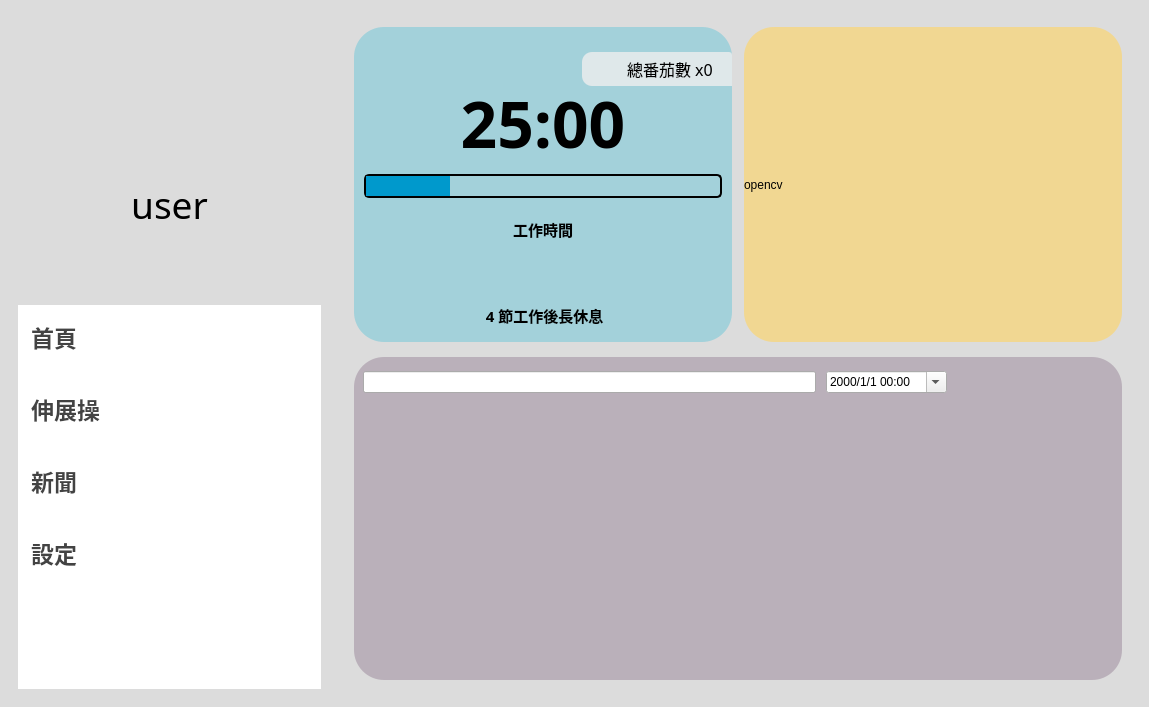
Qt form demo.ui (ahua1010/Margherita-Pizza-Pomodoro-and-Gesture-detection-) before a commit.
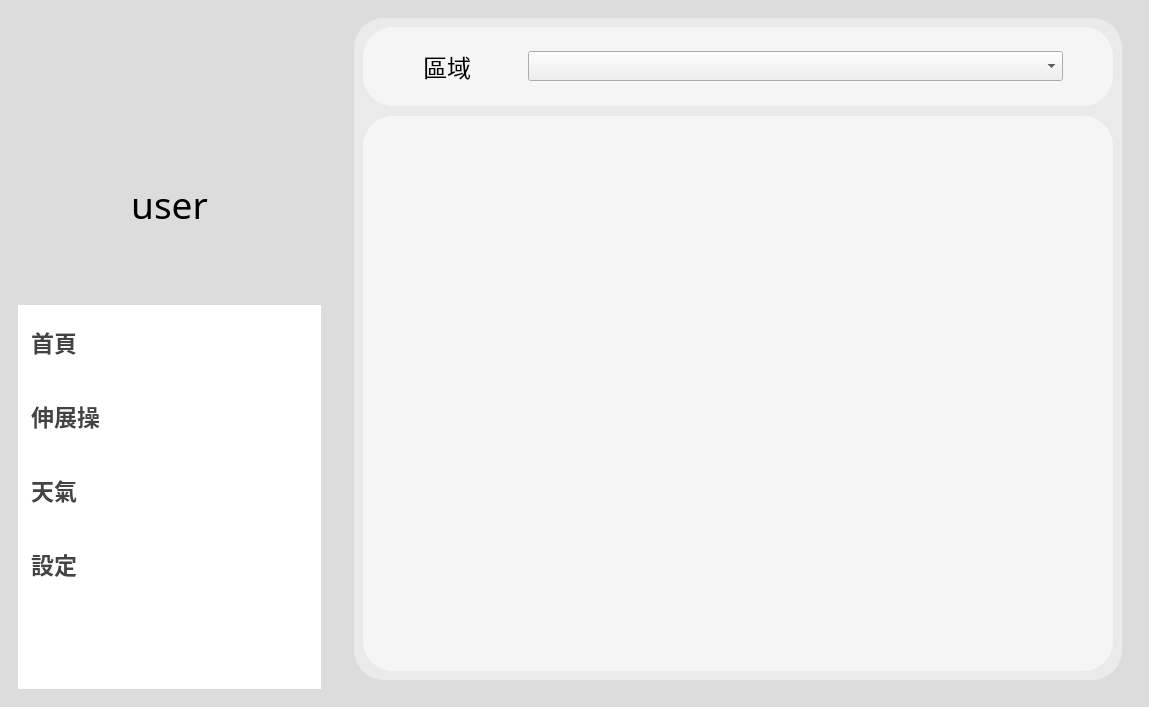
The same form after that commit. The open tabs and pages were chosen to show the change. Icons and pictures are not drawn.

Patch:
```diff
--- a/demo.ui
+++ b/demo.ui
@@ -157,7 +157,6 @@
         <widget class="QListWidget" name="fuctionlist">
          <property name="font">
           <font>
-           <family>微軟正黑體</family>
            <pointsize>14</pointsize>
            <weight>75</weight>
            <bold>true</bold>
@@ -166,15 +165,15 @@
          <property name="styleSheet">
           <string notr="true">QListView {
 	border:0px;
+    outline:0px;
 	border-bottom-right-radius:30px;
 	border-bottom-left-radius:30px;
 }
 QListView::item{
 	border:0px;
-	padding:15px;
+	padding:20px;
 	padding-left:10px;
 	color: rgb(67, 67, 67);
-	margin-bottom:8px;
 }
 QListView::item:hover {
 	border-radius:8px;
@@ -230,7 +229,7 @@
          </item>
          <item>
           <property name="text">
-           <string>新聞</string>
+           <string>天氣</string>
           </property>
           <property name="font">
            <font>
@@ -524,7 +523,7 @@
     }</string>
                   </property>
                   <property name="value">
-                   <number>24</number>
+                   <number>0</number>
                   </property>
                   <property name="alignment">
                    <set>Qt::AlignCenter</set>
@@ -551,10 +550,8 @@
                   </property>
                   <property name="font">
                    <font>
-                    <family>微軟正黑體</family>
+                    <family>Agency FB</family>
                     <pointsize>11</pointsize>
-                    <weight>75</weight>
-                    <bold>true</bold>
                    </font>
                   </property>
                   <property name="styleSheet">
@@ -684,10 +681,8 @@
                   </property>
                   <property name="font">
                    <font>
-                    <family>微軟正黑體</family>
+                    <family>Agency FB</family>
                     <pointsize>11</pointsize>
-                    <weight>75</weight>
-                    <bold>true</bold>
                    </font>
                   </property>
                   <property name="styleSheet">
@@ -787,96 +782,187 @@
 	background-color:rgba(183, 172, 183,0.9);
 }</string>
              </property>
-             <layout class="QVBoxLayout" name="verticalLayout_6">
+             <layout class="QVBoxLayout" name="verticalLayout_6"/>
+            </widget>
+           </item>
+          </layout>
+         </widget>
+        </item>
+       </layout>
+      </widget>
+      <widget class="QWidget" name="page_2">
+       <layout class="QVBoxLayout" name="verticalLayout_8">
+        <item>
+         <widget class="QFrame" name="frame5_2">
+          <property name="sizePolicy">
+           <sizepolicy hsizetype="Preferred" vsizetype="Preferred">
+            <horstretch>0</horstretch>
+            <verstretch>1</verstretch>
+           </sizepolicy>
+          </property>
+          <property name="styleSheet">
+           <string notr="true"/>
+          </property>
+          <property name="frameShape">
+           <enum>QFrame::StyledPanel</enum>
+          </property>
+          <property name="frameShadow">
+           <enum>QFrame::Raised</enum>
+          </property>
+          <layout class="QHBoxLayout" name="horizontalLayout_12">
+           <property name="topMargin">
+            <number>0</number>
+           </property>
+           <item>
+            <widget class="QFrame" name="frame6_2">
+             <property name="styleSheet">
+              <string notr="true">QFrame
+{
+	background-color:rgba(151, 238, 238,0.8);
+}</string>
+             </property>
+             <layout class="QVBoxLayout" name="verticalLayout_7"/>
+            </widget>
+           </item>
+          </layout>
+         </widget>
+        </item>
+       </layout>
+      </widget>
+      <widget class="QWidget" name="page_3">
+       <layout class="QVBoxLayout" name="verticalLayout_10">
+        <item>
+         <widget class="QFrame" name="frame5_3">
+          <property name="sizePolicy">
+           <sizepolicy hsizetype="Preferred" vsizetype="Preferred">
+            <horstretch>0</horstretch>
+            <verstretch>1</verstretch>
+           </sizepolicy>
+          </property>
+          <property name="styleSheet">
+           <string notr="true"/>
+          </property>
+          <property name="frameShape">
+           <enum>QFrame::StyledPanel</enum>
+          </property>
+          <property name="frameShadow">
+           <enum>QFrame::Raised</enum>
+          </property>
+          <layout class="QHBoxLayout" name="horizontalLayout_13">
+           <property name="topMargin">
+            <number>0</number>
+           </property>
+           <item>
+            <widget class="QFrame" name="frame6_3">
+             <property name="styleSheet">
+              <string notr="true">#frame6_3
+{
+	background-color: rgba(238, 238 ,238 ,0.8);
+}
+QGroupBox
+{
+	background-color:rgb(245, 245, 245);
+	border:0px solid red;
+	border-radius:30px
+}</string>
+             </property>
+             <layout class="QVBoxLayout" name="verticalLayout_9">
+              <property name="spacing">
+               <number>10</number>
+              </property>
               <item>
-               <layout class="QHBoxLayout" name="horizontalLayout_10">
-                <property name="spacing">
-                 <number>10</number>
+               <widget class="QGroupBox" name="horizontalGroupBox_2">
+                <property name="sizePolicy">
+                 <sizepolicy hsizetype="Preferred" vsizetype="Preferred">
+                  <horstretch>0</horstretch>
+                  <verstretch>1</verstretch>
+                 </sizepolicy>
                 </property>
-                <property name="topMargin">
-                 <number>5</number>
-                </property>
-                <property name="bottomMargin">
-                 <number>5</number>
-                </property>
-                <item>
-                 <widget class="QLineEdit" name="todo_line">
-                  <property name="sizePolicy">
-                   <sizepolicy hsizetype="Preferred" vsizetype="Fixed">
-                    <horstretch>20</horstretch>
-                    <verstretch>0</verstretch>
-                   </sizepolicy>
-                  </property>
-                 </widget>
-                </item>
-                <item>
-                 <widget class="QDateTimeEdit" name="todo_date">
-                  <property name="displayFormat">
-                   <string>yyyy/M/d HH:mm</string>
-                  </property>
-                  <property name="calendarPopup">
-                   <bool>true</bool>
-                  </property>
-                 </widget>
-                </item>
-                <item>
-                 <spacer name="horizontalSpacer_2">
-                  <property name="orientation">
-                   <enum>Qt::Horizontal</enum>
-                  </property>
-                  <property name="sizeHint" stdset="0">
-                   <size>
-                    <width>40</width>
-                    <height>20</height>
-                   </size>
-                  </property>
-                 </spacer>
-                </item>
-                <item>
-                 <widget class="QPushButton" name="todo_add">
-                  <property name="styleSheet">
-                   <string notr="true">border: none;
-image:url(D:/酪梨資料夾/大學作業/專題/pyqt/demo/img/add.png);</string>
-                  </property>
-                  <property name="text">
-                   <string/>
-                  </property>
-                 </widget>
-                </item>
-                <item>
-                 <widget class="QPushButton" name="todo_edit">
-                  <property name="styleSheet">
-                   <string notr="true">border: none;
-image:url(D:/酪梨資料夾/大學作業/專題/pyqt/demo/img/edit.png);</string>
-                  </property>
-                  <property name="text">
-                   <string/>
-                  </property>
-                 </widget>
-                </item>
-                <item>
-                 <widget class="QPushButton" name="todo_delete">
-                  <property name="styleSheet">
-                   <string notr="true">border: none;
-image:url(D:/酪梨資料夾/大學作業/專題/pyqt/demo/img/delete.png);</string>
-                  </property>
-                  <property name="text">
-                   <string/>
-                  </property>
-                 </widget>
-                </item>
-               </layout>
+                <layout class="QHBoxLayout" name="horizontalLayout_10">
+                 <property name="rightMargin">
+                  <number>50</number>
+                 </property>
+                 <item>
+                  <widget class="QLabel" name="label">
+                   <property name="sizePolicy">
+                    <sizepolicy hsizetype="Fixed" vsizetype="Preferred">
+                     <horstretch>0</horstretch>
+                     <verstretch>0</verstretch>
+                    </sizepolicy>
+                   </property>
+                   <property name="minimumSize">
+                    <size>
+                     <width>150</width>
+                     <height>0</height>
+                    </size>
+                   </property>
+                   <property name="font">
+                    <font>
+                     <family>Agency FB</family>
+                     <pointsize>18</pointsize>
+                     <weight>50</weight>
+                     <bold>false</bold>
+                    </font>
+                   </property>
+                   <property name="text">
+                    <string>區域</string>
+                   </property>
+                   <property name="alignment">
+                    <set>Qt::AlignCenter</set>
+                   </property>
+                  </widget>
+                 </item>
+                 <item>
+                  <widget class="QComboBox" name="comboBox_city">
+                   <property name="minimumSize">
+                    <size>
+                     <width>0</width>
+                     <height>30</height>
+                    </size>
+                   </property>
+                  </widget>
+                 </item>
+                </layout>
+               </widget>
               </item>
               <item>
-               <widget class="QListWidget" name="todo_list">
-                <property name="font">
-                 <font>
-                  <family>微軟正黑體</family>
-                  <pointsize>14</pointsize>
-                  <weight>75</weight>
-                  <bold>true</bold>
-                 </font>
+               <widget class="QGroupBox" name="horizontalGroupBox">
+                <property name="sizePolicy">
+                 <sizepolicy hsizetype="Preferred" vsizetype="Preferred">
+                  <horstretch>0</horstretch>
+                  <verstretch>7</verstretch>
+                 </sizepolicy>
                 </property>
+                <layout class="QHBoxLayout" name="horizontalLayout_9">
+                 <property name="leftMargin">
+                  <number>30</number>
+                 </property>
+                 <property name="topMargin">
+                  <number>30</number>
+                 </property>
+                 <property name="rightMargin">
+                  <number>30</number>
+                 </property>
+                 <property name="bottomMargin">
+                  <number>30</number>
+                 </property>
+                 <item>
+                  <widget class="QTableView" name="tableView">
+                   <property name="sizePolicy">
+                    <sizepolicy hsizetype="Preferred" vsizetype="Preferred">
+                     <horstretch>0</horstretch>
+                     <verstretch>0</verstretch>
+                    </sizepolicy>
+                   </property>
+                   <attribute name="horizontalHeaderCascadingSectionResizes">
+                    <bool>false</bool>
+                   </attribute>
+                   <attribute name="verticalHeaderCascadingSectionResizes">
+                    <bool>false</bool>
+                   </attribute>
+                  </widget>
+                 </item>
+                </layout>
                </widget>
               </item>
              </layout>
```
Left out of the diff: 6 changed lines with no effect on the pictures.
